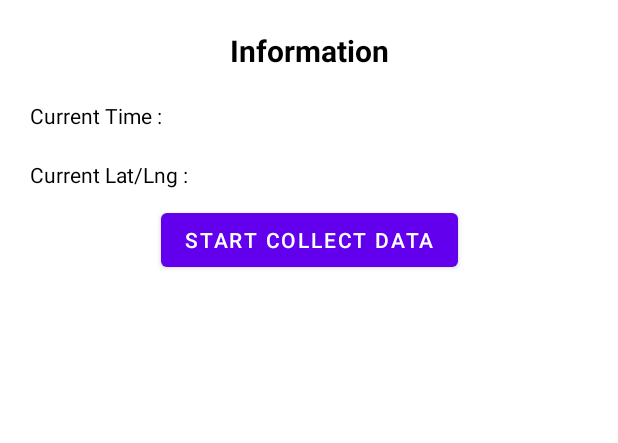
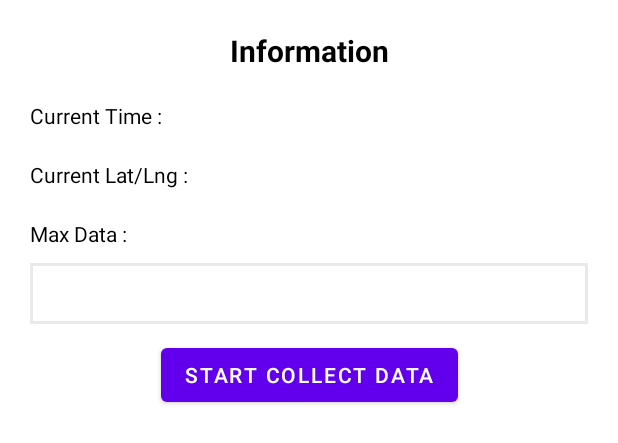
Before and after one commit to danangwijaya750/Mobile_RSSI_Crawler, an Android app: the layout layout_dialog.xml on its own in the app's theme, with its tools: preview values and no code run, on a phone screen of 412 x 824 dp. Shown: the top 443 px of the screen. Run offline under Robolectric (Android 15) with nearby library versions, the phone set to English and light mode, and no system bars.

Commit message:
[enrico]add editext dialog n add maxdata

```diff
--- a/app/src/main/java/com/dngwjy/datasetcollector/MainActivity.kt
+++ b/app/src/main/java/com/dngwjy/datasetcollector/MainActivity.kt
@@ -70,6 +70,7 @@ class MainActivity : AppCompatActivity(), OnMapReadyCallback, GoogleMap.OnMarker
     private lateinit var bleManager:BleManager
     private var curLatLng=LatLng(0.0,0.0)
     private var fileName=""
+    private var maxData=0
     override fun onCreate(savedInstanceState: Bundle?) {
         super.onCreate(savedInstanceState)
         binding= ActivityMainBinding.inflate(layoutInflater)
@@ -312,6 +313,9 @@ class MainActivity : AppCompatActivity(), OnMapReadyCallback, GoogleMap.OnMarker
                 dataSets.clear()
                 sheetView.btnStart.toGone()
                 sheetView.btnStop.toVisible()
+                if(sheetView.etInputMaxData.text.isBlank().not()) {
+                    maxData = sheetView.etInputMaxData.text.toString().toInt()
+                }
                 sensorStartListening()
                 isScanning=!isScanning
                 scanning()
@@ -370,6 +374,9 @@ class MainActivity : AppCompatActivity(), OnMapReadyCallback, GoogleMap.OnMarker
         }
         dataSets.add(DataSet(Calendar.getInstance().time.toString(),curLatLng.latitude,curLatLng.longitude,
             scannedBle,currentGeo,currentAccel,currentGyro))
+        if(maxData != 0) {
+            dataSets.take(maxData)
+        }
         Log.e("dataset collected",dataSets.size.toString())
     }
     private fun resetScanned(){
--- /dev/null
+++ b/app/src/main/res/drawable/bg_rounded_stroke_grey.xml
@@ -0,0 +1,6 @@
+<?xml version="1.0" encoding="utf-8"?>
+<shape xmlns:android="http://schemas.android.com/apk/res/android"
+    android:shape="rectangle">
+    <stroke android:color="@color/outline_gray"
+        android:width="2dp"/>
+</shape>
--- a/app/src/main/res/layout/layout_dialog.xml
+++ b/app/src/main/res/layout/layout_dialog.xml
@@ -44,6 +44,25 @@
             android:text="Current Lat/Lng : "
             android:id="@+id/tv_lat_lng"
             />
+
+        <TextView
+            android:layout_width="wrap_content"
+            android:layout_height="wrap_content"
+            android:layout_margin="10dp"
+            android:text="Max Data : "
+            android:textColor="@color/black"/>
+
+        <EditText
+            android:id="@+id/et_input_max_data"
+            android:layout_width="match_parent"
+            android:layout_height="wrap_content"
+            android:layout_marginLeft="10dp"
+            android:layout_marginRight="10dp"
+            android:layout_marginBottom="10dp"
+            android:padding="8dp"
+            android:inputType="number"
+            android:background="@drawable/bg_rounded_stroke_grey"/>
+
     </androidx.appcompat.widget.LinearLayoutCompat>
 
     <com.google.android.material.button.MaterialButton
--- a/app/src/main/res/values/colors.xml
+++ b/app/src/main/res/values/colors.xml
@@ -7,4 +7,5 @@
     <color name="teal_700">#FF018786</color>
     <color name="black">#FF000000</color>
     <color name="white">#FFFFFFFF</color>
+    <color name="outline_gray">#E9E9E9</color>
 </resources>
```
